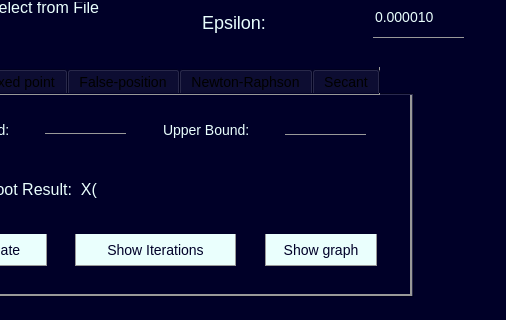
The window that Views/mainwindow.ui (MahmoudElkarargy/NumericalLab) describes before a commit, drawn with Qt 5; both pictures show x 247 to 753 and y 133 to 453 of the 753 by 453 pixel window.
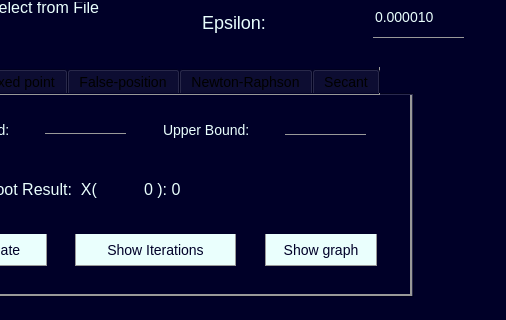
The same window after the commit.

Commit message: Number of Iteration

Diff of the .ui file:
```diff
--- a/Views/mainwindow.ui
+++ b/Views/mainwindow.ui
@@ -348,31 +348,9 @@
       <widget class="QLabel" name="bisectionRoot">
        <property name="geometry">
         <rect>
-         <x>310</x>
-         <y>80</y>
-         <width>141</width>
-         <height>31</height>
-        </rect>
-       </property>
-       <property name="styleSheet">
-        <string notr="true">background: transparent;
-color: rgb(234, 255, 253);
-margin: 5px;
-font-size: 16px;
-font-family: &quot;Lucida Console&quot;, &quot;Courier New&quot;, monospace;
-color: rgb(234, 255, 253);
-border: none;</string>
-       </property>
-       <property name="text">
-        <string/>
-       </property>
-      </widget>
-      <widget class="QLabel" name="iterationBisection">
-       <property name="geometry">
-        <rect>
          <x>240</x>
          <y>80</y>
-         <width>61</width>
+         <width>141</width>
          <height>31</height>
         </rect>
        </property>
@@ -386,7 +364,7 @@
 border: none;</string>
        </property>
        <property name="text">
-        <string/>
+        <string>0 ): 0</string>
        </property>
       </widget>
      </widget>
```
Left out of the diff: 104 changed lines with no effect on the pictures. The commit also changes 12 other files.
